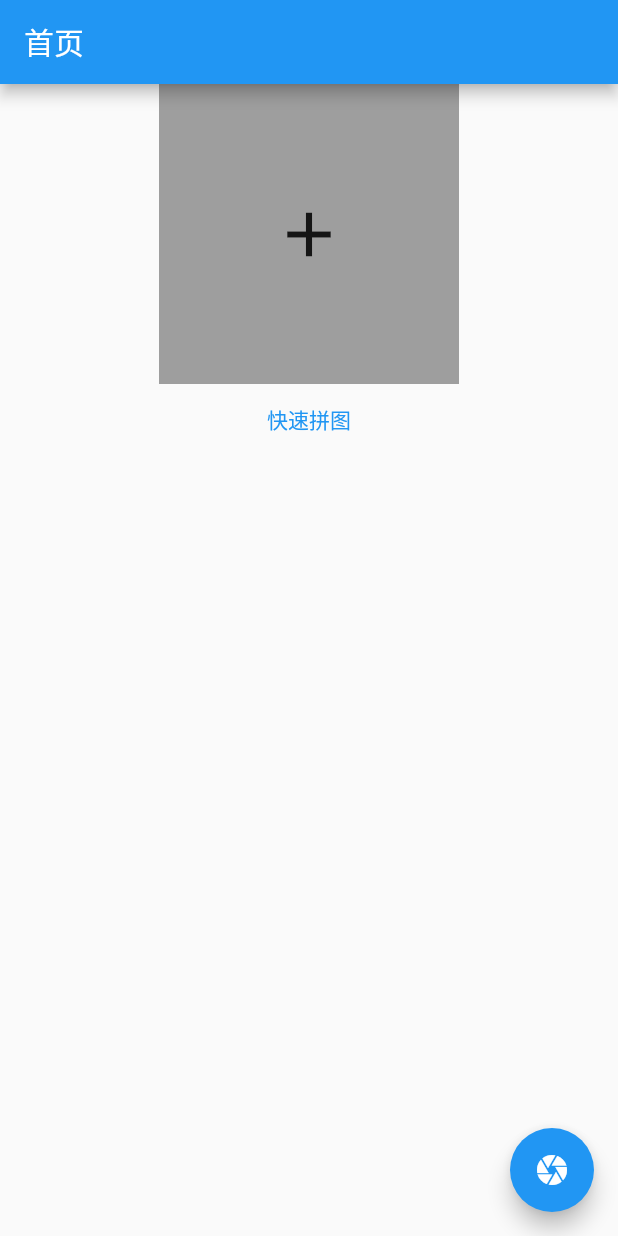
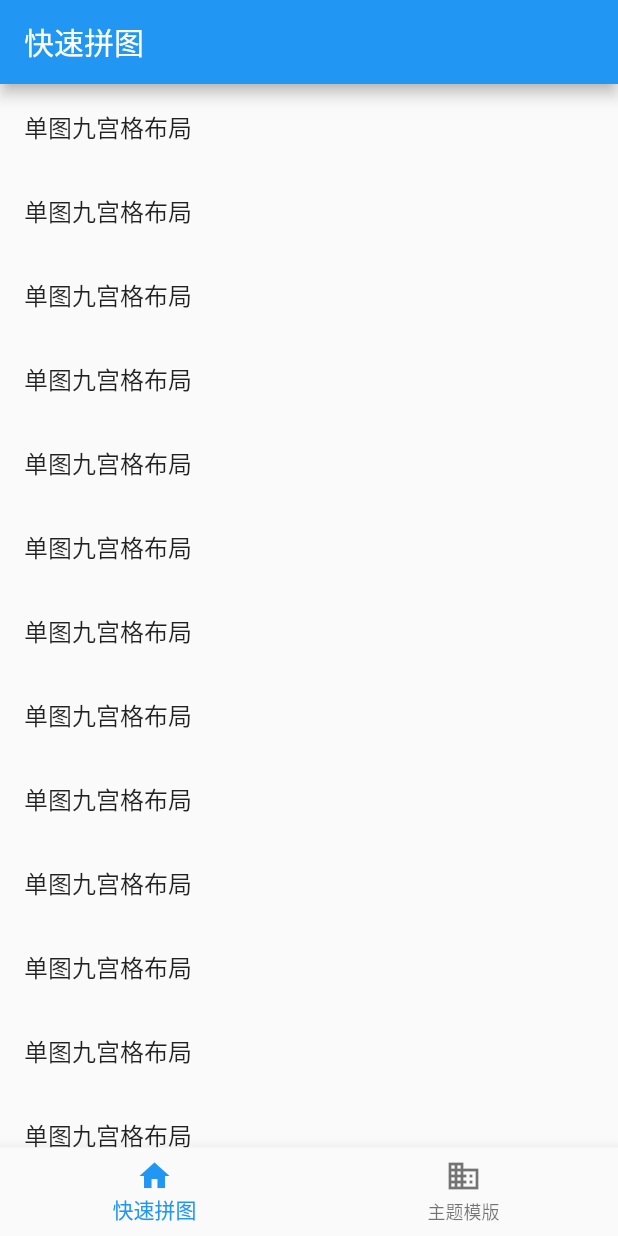
Before and after one commit to FlameTinary/typingtu, a Flutter app: the screen it shows after launch, on a phone screen of 412 x 824 dp. Run offline on Flutter 3.47's test engine with Material 2 defaults, Android fonts, the phone set to English and light mode, and no system bars; drawn by our look-alikes of screenshot; our stand-ins replace image_gallery_saver, image_picker, permission_handler, photo_view; missing offline and left inert: wechat_assets_picker.

Commit message:
调整项目结构

```diff
--- /dev/null
+++ b/lib/app.dart
@@ -0,0 +1,18 @@
+import 'package:flutter/material.dart';
+import 'package:typingtu/pages/main_page.dart';
+
+class TYApp extends StatelessWidget {
+  const TYApp({super.key});
+
+  // This widget is the root of your application.
+  @override
+  Widget build(BuildContext context) {
+    return MaterialApp(
+      title: '拼图',
+      theme: ThemeData(
+        primarySwatch: Colors.blue,
+      ),
+      home: const TYMainPage(),
+    );
+  }
+}
--- a/lib/main.dart
+++ b/lib/main.dart
@@ -1,88 +1,8 @@
-import 'dart:io';
-import 'dart:typed_data';
-
 import 'package:flutter/material.dart';
-import 'package:typingtu/utils/picture.dart';
-import 'package:typingtu/widgets/image_picker.dart';
-import 'package:screenshot/screenshot.dart';
+import 'package:typingtu/app.dart';
 import 'package:wechat_assets_picker/wechat_assets_picker.dart';
 
 void main() {
   AssetPicker.registerObserve();
-  runApp(const MyApp());
+  runApp(const TYApp());
 }
-
-class MyApp extends StatelessWidget {
-  const MyApp({super.key});
-
-  // This widget is the root of your application.
-  @override
-  Widget build(BuildContext context) {
-    return MaterialApp(
-      title: '拼图',
-      theme: ThemeData(
-        primarySwatch: Colors.blue,
-      ),
-      home: const MyHomePage(title: '首页'),
-    );
-  }
-}
-
-class MyHomePage extends StatefulWidget {
-  const MyHomePage({super.key, required this.title});
-  final String title;
-
-  @override
-  State<MyHomePage> createState() => _MyHomePageState();
-}
-
-class _MyHomePageState extends State<MyHomePage> {
-  Uint8List? imageBytes;
-  ScreenshotController screenshotController = ScreenshotController();
-
-  void widgetToImage(BuildContext context) async {
-    screenshotController
-        .capture(delay: const Duration(milliseconds: 10))
-        .then((capturedImage) async {
-      setState(() {
-        imageBytes = capturedImage;
-      });
-      TYPicture().saveImage(imageBytes);
-    }).catchError((onError) {
-      debugPrint(onError);
-    });
-  }
-
-  @override
-  Widget build(BuildContext context) {
-    return Scaffold(
-      appBar: AppBar(
-        title: Text(widget.title),
-      ),
-      body: Column(
-        children: [
-          Container(
-            child: Screenshot(
-              controller: screenshotController,
-              child: const Center(
-                child: ImagePickerWidget(),
-              ),
-            ),
-          ),
-          TextButton(
-            onPressed: () async {
-              TYPicture().pickImage(context);
-            },
-            child: const Text('快速拼图'),
-          ),
-        ],
-      ),
-      floatingActionButton: FloatingActionButton(
-        onPressed: () {
-          widgetToImage(context);
-        },
-        child: Icon(Icons.camera),
-      ),
-    );
-  }
-}
--- /dev/null
+++ b/lib/pages/main_page.dart
@@ -0,0 +1,63 @@
+import 'dart:typed_data';
+
+import 'package:flutter/material.dart';
+import 'package:screenshot/screenshot.dart';
+import 'package:typingtu/utils/picture.dart';
+
+import 'package:typingtu/pages/quick_ puzzle_page.dart';
+import 'package:typingtu/pages/template_puzzle_page.dart';
+
+class TYMainPage extends StatefulWidget {
+  const TYMainPage({super.key});
+
+  @override
+  State<TYMainPage> createState() => _MyHomePageState();
+}
+
+class _MyHomePageState extends State<TYMainPage> {
+  int _selectedIndex = 0;
+  final List _pages = [const TYQuickPuzzlePage(), const TYTemplatePuzzlePage()];
+  Uint8List? imageBytes;
+  ScreenshotController screenshotController = ScreenshotController();
+
+  @override
+  void initState() {
+    super.initState();
+  }
+
+  void widgetToImage(BuildContext context) async {
+    screenshotController
+        .capture(delay: const Duration(milliseconds: 10))
+        .then((capturedImage) async {
+      setState(() {
+        imageBytes = capturedImage;
+      });
+      TYPicture().saveImage(imageBytes);
+    }).catchError((onError) {
+      debugPrint(onError);
+    });
+  }
+
+  @override
+  Widget build(BuildContext context) {
+    return Scaffold(
+      bottomNavigationBar: BottomNavigationBar(
+        items: const <BottomNavigationBarItem>[
+          BottomNavigationBarItem(
+            icon: Icon(Icons.home),
+            label: '快速拼图',
+          ),
+          BottomNavigationBarItem(
+            icon: Icon(Icons.business),
+            label: '主题模版',
+          ),
+        ],
+        currentIndex: _selectedIndex,
+        onTap: (value) => setState(() {
+          _selectedIndex = value;
+        }),
+      ),
+      body: _pages[_selectedIndex],
+    );
+  }
+}
--- /dev/null
+++ b/lib/pages/quick_ puzzle_page.dart
@@ -0,0 +1,29 @@
+import 'package:flutter/material.dart';
+
+class TYQuickPuzzlePage extends StatefulWidget {
+  const TYQuickPuzzlePage({super.key});
+
+  @override
+  State<TYQuickPuzzlePage> createState() => _TYQuickPuzzlePageState();
+}
+
+class _TYQuickPuzzlePageState extends State<TYQuickPuzzlePage> {
+  @override
+  Widget build(BuildContext context) {
+    return Scaffold(
+      appBar: AppBar(
+        title: const Text('快速拼图'),
+      ),
+      body: ListView.builder(
+          itemCount: 100,
+          itemBuilder: (context, index) {
+            return ListTile(
+              title: Text('单图九宫格布局'),
+              onTap: () {
+                debugPrint('$index');
+              },
+            );
+          }),
+    );
+  }
+}
```
Also changed, not shown: lib/pages/template_puzzle_page.dart (added, +29 -0 lines), 1 other file.
